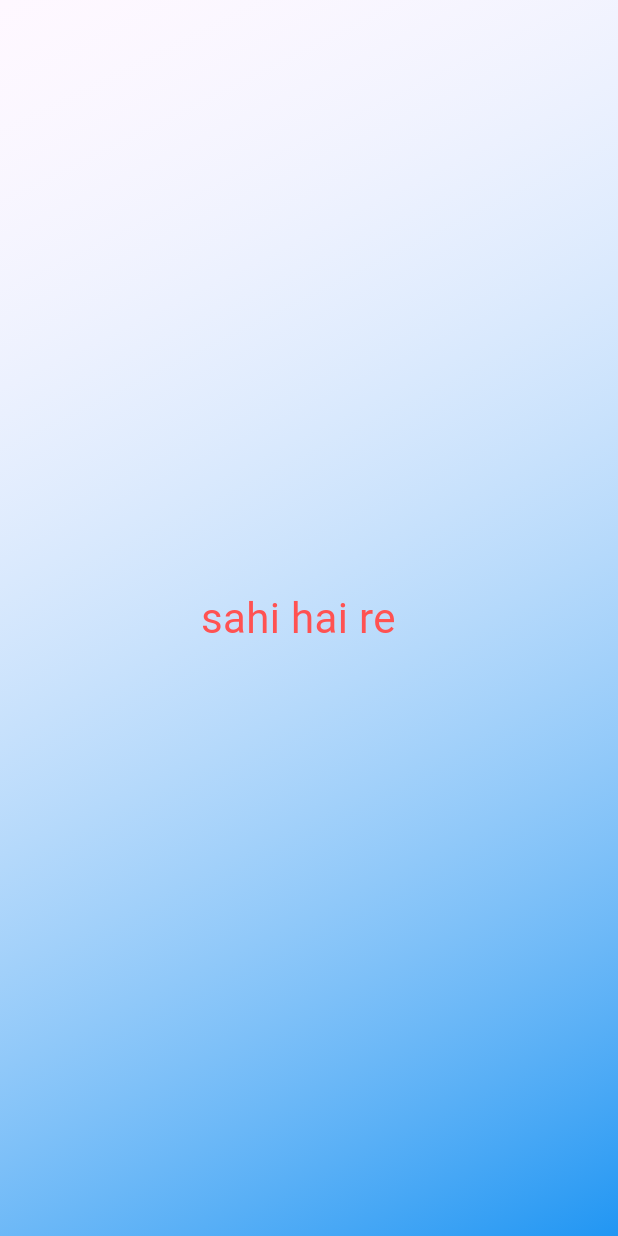
After one commit to airspeedmph/flutter_basics, a Flutter app: the screen it shows after launch, on a phone screen of 412 x 824 dp. The commit adds this screen. Run offline on Flutter 3.47's test engine with Material 3 defaults, Android fonts, the phone set to English and light mode, and no system bars.

Commit message:
added gradient container file

```diff
--- /dev/null
+++ b/lib/gradient_container.dart
@@ -0,0 +1,24 @@
+import 'package:flutter/material.dart';
+
+class ContainerGradient extends StatelessWidget {
+  const ContainerGradient({super.key});
+  @override
+  Widget build(context) {
+    return Container(
+      decoration: BoxDecoration(
+        gradient: LinearGradient(
+          colors: [Colors.white10, Colors.blue],
+
+          begin: Alignment.topLeft,
+          end: Alignment.bottomRight,
+        ),
+      ),
+      child: Center(
+        child: Text(
+          "sahi hai re  ",
+          style: TextStyle(color: Colors.redAccent, fontSize: 28),
+        ),
+      ),
+    );
+  }
+}
```
Also changed, not shown: lib/StyledText.dart (added, +12 -0 lines), lib/main.dart (+20 -33 lines).
